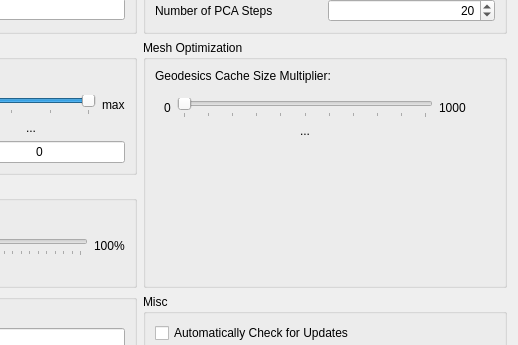
First picture: the form in Studio/Data/PreferencesWindow.ui, repository SCIInstitute/ShapeWorks, before the edit; both pictures show x 238 to 756 and y 247 to 592 of the 756 by 711 pixel window.
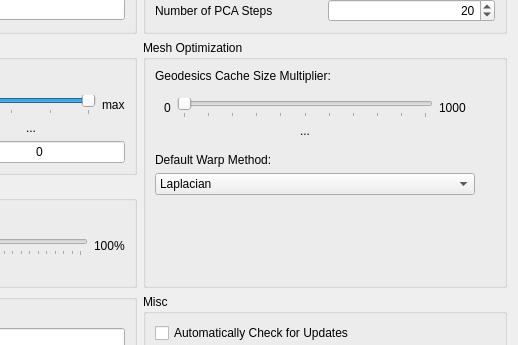
Second picture: the form after the edit. Custom widgets are drawn as their Qt base class.

Commit message: Add Laplacian warp method for MeshWarper

Diff of the .ui file:
```diff
--- a/Studio/Data/PreferencesWindow.ui
+++ b/Studio/Data/PreferencesWindow.ui
@@ -522,7 +522,28 @@
         </property>
        </widget>
       </item>
-      <item row="2" column="1">
+      <item row="2" column="0">
+       <widget class="QLabel" name="label_warp_method">
+        <property name="text">
+         <string>Default Warp Method:</string>
+        </property>
+       </widget>
+      </item>
+      <item row="3" column="0">
+       <widget class="QComboBox" name="warp_method">
+        <item>
+         <property name="text">
+          <string>Laplacian</string>
+         </property>
+        </item>
+        <item>
+         <property name="text">
+          <string>Biharmonic</string>
+         </property>
+        </item>
+       </widget>
+      </item>
+      <item row="4" column="1">
        <spacer name="verticalSpacer_2">
         <property name="orientation">
          <enum>Qt::Vertical</enum>
```
The commit also changes 17 other files.
